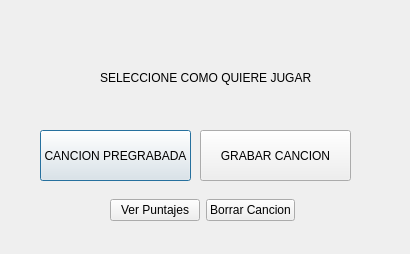
Qt form GUILBass/forms/menujugar.ui (mgoyret/UTN_FRBA_INFO_II_2020_TPO_LASER-BASS) before a commit.
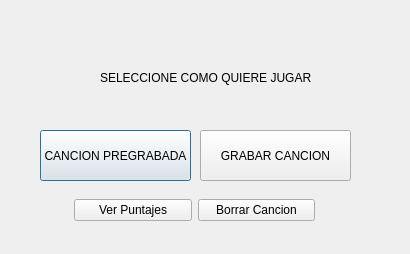
The same form after that commit.

Diff of the .ui file:
```diff
--- a/GUILBass/forms/menujugar.ui
+++ b/GUILBass/forms/menujugar.ui
@@ -55,9 +55,9 @@
   <widget class="QWidget" name="horizontalLayoutWidget">
    <property name="geometry">
     <rect>
-     <x>110</x>
+     <x>74</x>
      <y>190</y>
-     <width>185</width>
+     <width>241</width>
      <height>41</height>
     </rect>
    </property>
```
